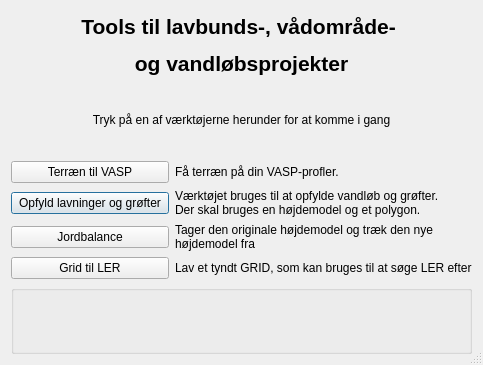
This is plugins/Limf_WetlandTools/Limf_tools_dialog_base.ui in Limfjordssekretariatet/Limfjordssekretariatet_plugins as Qt 5 draws it before an edit. The edited form follows.
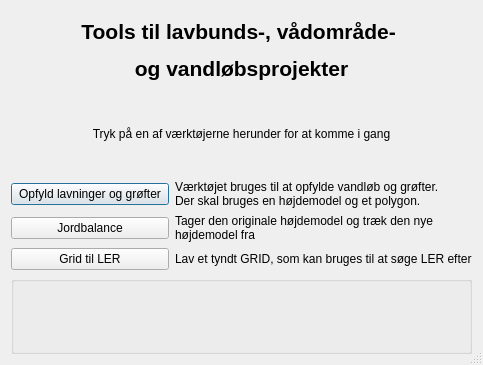
This is the edited form. Icons and pictures are not drawn.

Commit message: Vaadomraader: fjern ogsaa "Terraen til VASP"

```diff
--- a/plugins/Limf_WetlandTools/Limf_tools_dialog_base.ui
+++ b/plugins/Limf_WetlandTools/Limf_tools_dialog_base.ui
@@ -50,26 +50,6 @@
      </property>
     </widget>
    </item>
-   <item row="3" column="0">
-    <widget class="QPushButton" name="VASPBtn">
-     <property name="text">
-      <string>Terræn til VASP</string>
-     </property>
-    </widget>
-   </item>
-   <item row="3" column="1">
-    <widget class="QLabel" name="label_afvandingsanalyse_2">
-     <property name="text">
-      <string>&lt;html&gt;&lt;head/&gt;&lt;body&gt;&lt;p&gt;Få terræn på din VASP-profler.&lt;/p&gt;&lt;/body&gt;&lt;/html&gt;</string>
-     </property>
-     <property name="scaledContents">
-      <bool>true</bool>
-     </property>
-     <property name="openExternalLinks">
-      <bool>true</bool>
-     </property>
-    </widget>
-   </item>
    <item row="0" column="0" colspan="2">
     <widget class="QLabel" name="label_2">
      <property name="text">
```
The commit also changes 3 other files.
